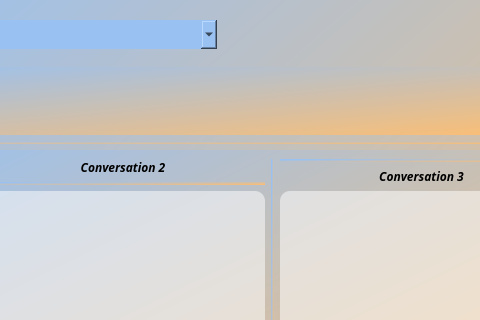
Before: the Qt Designer form ui/admn.ui in YassineBaghdadi/TypingTest, drawn with Qt 5; both pictures show x 335 to 815 and y 0 to 320 of the 916 by 621 pixel window.
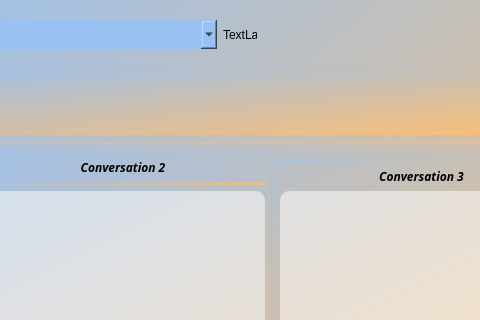
After: the same form once the commit is applied.

```diff
--- a/ui/admn.ui
+++ b/ui/admn.ui
@@ -112,6 +112,22 @@
            </property>
           </widget>
          </item>
+         <item>
+          <widget class="QLabel" name="reload">
+           <property name="maximumSize">
+            <size>
+             <width>34</width>
+             <height>34</height>
+            </size>
+           </property>
+           <property name="cursor">
+            <cursorShape>PointingHandCursor</cursorShape>
+           </property>
+           <property name="text">
+            <string>TextLabel</string>
+           </property>
+          </widget>
+         </item>
          <item>
           <spacer name="horizontalSpacer">
            <property name="orientation">
```
